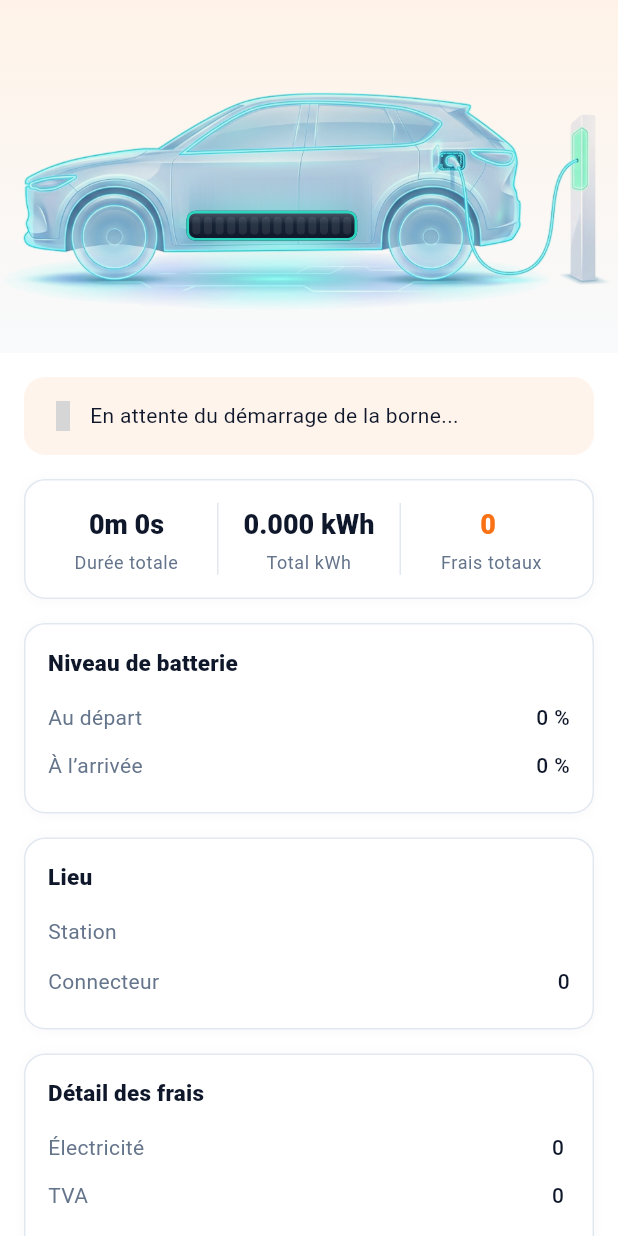
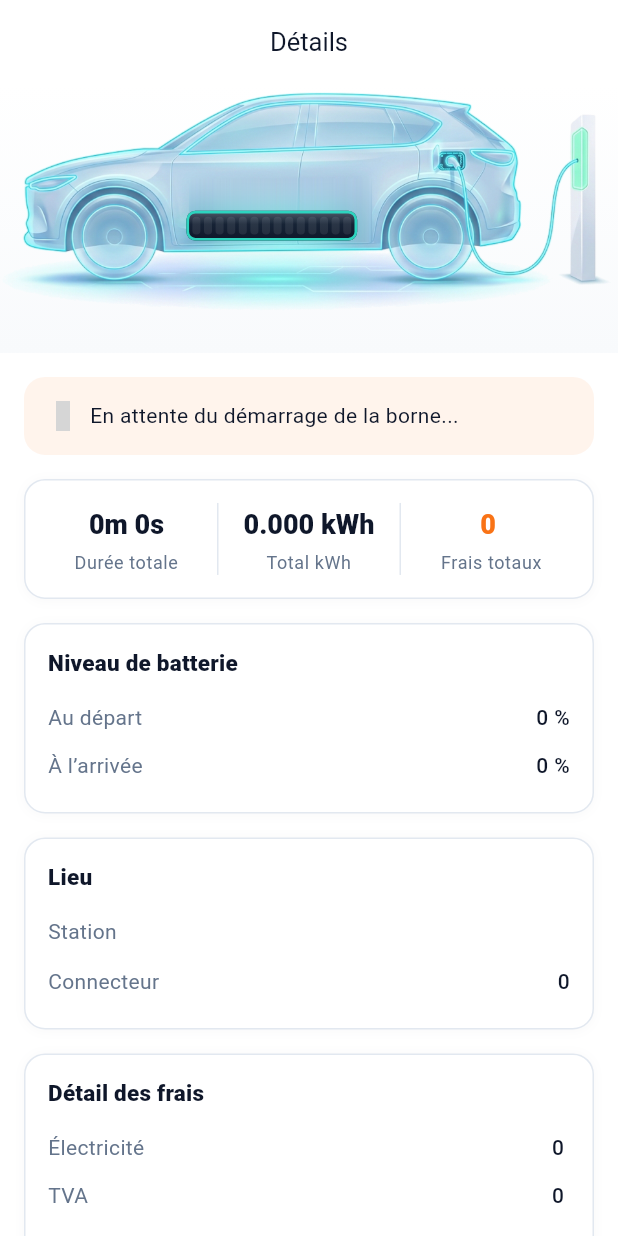
Before and after one commit to almousleckdev/zellacharging, a Flutter app: the SessionDetailsView widget shown alone on an empty page, opened directly with empty values, on a phone screen of 412 x 824 dp. Run offline on Flutter 3.47's test engine with Material 3 defaults, Android fonts, the phone set to English and light mode, and no system bars; our stand-ins replace dio, firebase_core, firebase_messaging, flutter_map, flutter_riverpod, flutter_secure_storage and 6 more; missing offline and left inert: app_badge_plus, mobile_scanner, phosphor_icons; accounts and stored records are empty; network calls fail; grey boxes are pictures that could not be loaded.

Commit message:
Charge details: hide the app bar on scroll, drop the delete icon, bottom spacing; keep Android content above the system navigation bar
Co-Authored-By: Claude Sonnet 5.5 <noreply@anthropic.com>

```diff
--- a/mobile/lib/app.dart
+++ b/mobile/lib/app.dart
@@ -7,6 +7,7 @@ import 'core/l10n/language_controller.dart';
 import 'core/l10n/strings.dart';
 import 'core/router/app_router.dart';
 import 'core/theme/app_theme.dart';
+import 'shared/widgets/bottom_system_inset.dart';
 
 class ZellaApp extends ConsumerWidget {
   const ZellaApp({super.key});
@@ -22,6 +23,7 @@ class ZellaApp extends ConsumerWidget {
       locale: language.locale,
       supportedLocales: [for (final item in AppLanguage.values) item.locale],
       localizationsDelegates: GlobalMaterialLocalizations.delegates,
+      builder: (_, child) => BottomSystemInset(child: child!),
       routerConfig: ref.watch(routerProvider),
     );
   }
--- a/mobile/lib/features/charging/presentation/car_stage.dart
+++ b/mobile/lib/features/charging/presentation/car_stage.dart
@@ -10,23 +10,29 @@ class CarStage extends StatelessWidget {
     required this.level,
     required this.charging,
     this.header,
+    this.underAppBar = true,
+    this.startColor = AppColors.primarySoft,
     this.fadeTo = AppColors.surface,
   });
 
   final double level;
   final bool charging;
   final Widget? header;
+  final bool underAppBar;
+  final Color startColor;
   final Color fadeTo;
 
   @override
   Widget build(BuildContext context) {
-    final top = MediaQuery.paddingOf(context).top + kToolbarHeight;
+    final top = underAppBar
+        ? MediaQuery.paddingOf(context).top + kToolbarHeight
+        : 0.0;
     return DecoratedBox(
       decoration: BoxDecoration(
         gradient: LinearGradient(
           begin: Alignment.topCenter,
           end: Alignment.bottomCenter,
-          colors: [AppColors.primarySoft, fadeTo],
+          colors: [startColor, fadeTo],
         ),
       ),
       child: Padding(
--- a/mobile/lib/features/charging/presentation/details/session_details_view.dart
+++ b/mobile/lib/features/charging/presentation/details/session_details_view.dart
@@ -1,6 +1,7 @@
 import 'package:flutter/material.dart';
 import 'package:flutter_riverpod/flutter_riverpod.dart';
 
+import '../../../../core/l10n/strings.dart';
 import '../../../../core/theme/app_colors.dart';
 import '../../../../core/theme/app_spacing.dart';
 import '../../../stations/presentation/station_providers.dart';
@@ -23,20 +24,35 @@ class SessionDetailsView extends ConsumerWidget {
   Widget build(BuildContext context, WidgetRef ref) {
     final station = ref.watch(stationProvider(session.stationId)).asData?.value;
     final message = session.statusMessage;
-    return ListView(
-      padding: EdgeInsets.zero,
-      children: [
-        CarStage(
+    return CustomScrollView(
+      slivers: [
+        SliverAppBar(
+          floating: true,
+          snap: true,
+          backgroundColor: AppColors.surface,
+          title: Text(HistoryText.detailsTitle),
+        ),
+        SliverToBoxAdapter(
+          child: CarStage(
             level: session.chargeLevel,
             charging: false,
+            underAppBar: false,
+            startColor: AppColors.surface,
             fadeTo: AppColors.surfaceMuted,
           ),
-        Padding(
-          padding: const EdgeInsets.all(AppSpacing.md),
+        ),
+        SliverPadding(
+          padding: const EdgeInsets.all(
+            AppSpacing.md,
+          ).copyWith(bottom: AppSpacing.xl),
+          sliver: SliverToBoxAdapter(
             child: Column(
               children: [
                 if (message != null) ...[
-                SessionMessageCard(message: message, color: session.stateColor),
+                  SessionMessageCard(
+                    message: message,
+                    color: session.stateColor,
+                  ),
                   const SizedBox(height: AppSpacing.md),
                 ],
                 DetailsSummary(session: session),
@@ -51,6 +67,7 @@ class SessionDetailsView extends ConsumerWidget {
               ],
             ),
           ),
+        ),
       ],
     );
   }
--- /dev/null
+++ b/mobile/lib/shared/widgets/bottom_system_inset.dart
@@ -0,0 +1,14 @@
+import 'package:flutter/foundation.dart';
+import 'package:flutter/material.dart';
+
+class BottomSystemInset extends StatelessWidget {
+  const BottomSystemInset({super.key, required this.child});
+
+  final Widget child;
+
+  @override
+  Widget build(BuildContext context) {
+    if (defaultTargetPlatform != TargetPlatform.android) return child;
+    return SafeArea(top: false, left: false, right: false, child: child);
+  }
+}
```
Also changed, not shown: mobile/lib/features/charging/presentation/charging_page.dart (+6 -27 lines), mobile/assets/images/onboarding1.png, 1 other file. Lines whose indentation alone changed are shown as unchanged.
